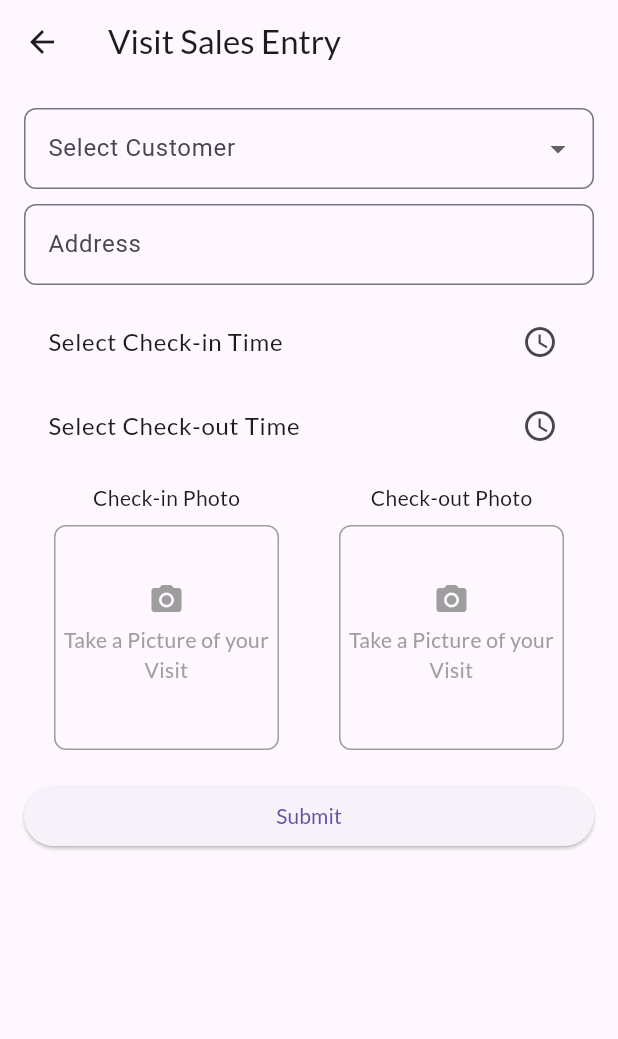
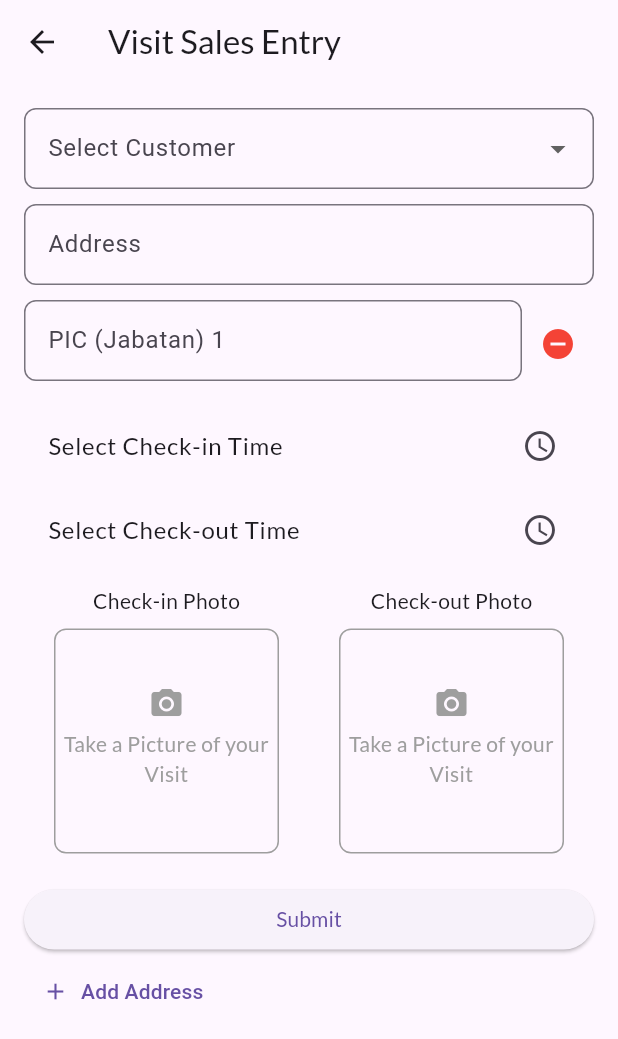
Before and after one commit to filbertumbawa15/crm-android, a Flutter app: the VisitEntryScreen screen opened by its route, on a phone screen of 412 x 824 dp. Shown: the top 1039 px of the screen. Run offline on Flutter 3.47's test engine with Material 3 defaults, Android fonts, the light colour scheme and no system bars; our stand-ins replace bloc, dio, flutter_bloc, image_picker.

Commit message:
push detail form and timestamp camera

```diff
--- a/lib/screen/visit_form.dart
+++ b/lib/screen/visit_form.dart
@@ -1,12 +1,10 @@
-import 'package:crm_android/components/image_preview_screen.dart';
+import 'dart:io';
+import 'package:flutter/material.dart';
+import 'package:image/image.dart' as img;
+import 'package:image_picker/image_picker.dart';
 import 'package:crm_android/components/input_decoration.dart';
 import 'package:crm_android/components/upload_placeholder.dart';
-import 'package:crm_android/constants/variables.dart';
-import 'package:crm_android/models/response/customer_response_model.dart';
-import 'package:dio/dio.dart';
-import 'package:flutter/material.dart';
-// import 'package:image_picker/image_picker.dart';
-import 'dart:io';
+import 'package:path_provider/path_provider.dart';
 
 class VisitEntryScreen extends StatefulWidget {
   const VisitEntryScreen({super.key});
@@ -17,8 +15,8 @@ class VisitEntryScreen extends StatefulWidget {
 
 class _VisitEntryScreenState extends State<VisitEntryScreen> {
   final _formKey = GlobalKey<FormState>();
-  final TextEditingController _placeController = TextEditingController();
   final TextEditingController _addressController = TextEditingController();
+  List<TextEditingController> picControllers = [TextEditingController()];
   TimeOfDay? _checkInTime;
   TimeOfDay? _checkOutTime;
   File? _checkInPhoto;
@@ -52,17 +50,37 @@ class _VisitEntryScreenState extends State<VisitEntryScreen> {
 
   // Function to pick image
   Future<void> _pickImage(bool isCheckIn) async {
-    // final pickedFile =
-    //     await ImagePicker().pickImage(source: ImageSource.gallery);
-    // if (pickedFile != null) {
-    //   setState(() {
-    //     if (isCheckIn) {
-    //       _checkInPhoto = File(pickedFile.path);
-    //     } else {
-    //       _checkOutPhoto = File(pickedFile.path);
-    //     }
-    //   });
-    // }
+    final pickedFile =
+        await ImagePicker().pickImage(source: ImageSource.camera);
+    if (pickedFile != null) {
+      File originalFile = File(pickedFile.path);
+      File stampedFile = await _addTimestamp(originalFile);
+      setState(() {
+        if (isCheckIn) {
+          _checkInPhoto = File(stampedFile.path);
+        } else {
+          _checkOutPhoto = File(stampedFile.path);
+        }
+      });
+    }
+  }
+
+  Future<File> _addTimestamp(File imageFile) async {
+    img.Image image = img.decodeImage(await imageFile.readAsBytes())!;
+
+    // Get current date & time
+    String timestamp =
+        DateTime.now().toString().split('.')[0]; // Format: YYYY-MM-DD HH:mm:ss
+
+    // Draw text on image
+img.drawString(image, timestamp, font: img.arial24, x: 10, y: image.height - 40, color: img.ColorInt8.rgb(255, 255, 255));
+
+    // Save new image
+    Directory tempDir = await getTemporaryDirectory();
+    File newFile = File('${tempDir.path}/stamped_image.jpg')
+      ..writeAsBytesSync(img.encodeJpg(image));
+
+    return newFile;
   }
 
   // Submit Form
@@ -88,6 +106,18 @@ class _VisitEntryScreenState extends State<VisitEntryScreen> {
       ));
       Navigator.pop(context);
     }
+  }
+
+  void addAddressField() {
+    setState(() {
+      picControllers.add(TextEditingController());
+    });
+  }
+
+  void _removeAddressField(int index) {
+    setState(() {
+      picControllers.removeAt(index);
+    });
   }
 
   @override
@@ -191,6 +221,32 @@ class _VisitEntryScreenState extends State<VisitEntryScreen> {
                 controller: _addressController,
                 decoration: borderinputDecoration("Address"),
               ),
+
+              const SizedBox(height: 10),
+
+              ...List.generate(picControllers.length, (index) {
+                return Row(
+                  children: [
+                    Expanded(
+                      child: Padding(
+                        padding: const EdgeInsets.only(bottom: 5.0),
+                        child: TextField(
+                          style: const TextStyle(fontFamily: 'Lato'),
+                          controller: picControllers[index],
+                          decoration: borderinputDecoration(
+                              "PIC (Jabatan) ${index + 1}"),
+                        ),
+                      ),
+                    ),
+                    IconButton(
+                      icon: const Icon(Icons.remove_circle, color: Colors.red),
+                      onPressed: picControllers.length > 1
+                          ? () => _removeAddressField(index)
+                          : null,
+                    ),
+                  ],
+                );
+              }),
 
               const SizedBox(height: 10),
 
@@ -299,6 +355,14 @@ class _VisitEntryScreenState extends State<VisitEntryScreen> {
                   style: TextStyle(fontFamily: 'Lato'),
                 ),
               ),
+              Align(
+                alignment: Alignment.centerLeft,
+                child: TextButton.icon(
+                  onPressed: addAddressField,
+                  icon: const Icon(Icons.add),
+                  label: const Text("Add Address"),
+                ),
+              ),
             ],
           ),
         ),
--- a/pubspec.yaml
+++ b/pubspec.yaml
@@ -35,6 +35,9 @@ dependencies:
   flutter_bloc: ^8.1.3
   http: ^1.2.2
   dio: ^5.8.0+1
+  image_picker: ^1.1.2
+  image: ^4.5.3
+  path_provider: ^2.1.4
 
 dev_dependencies:
   flutter_test:
```
Also changed, not shown: pubspec.lock, 7 other files.
